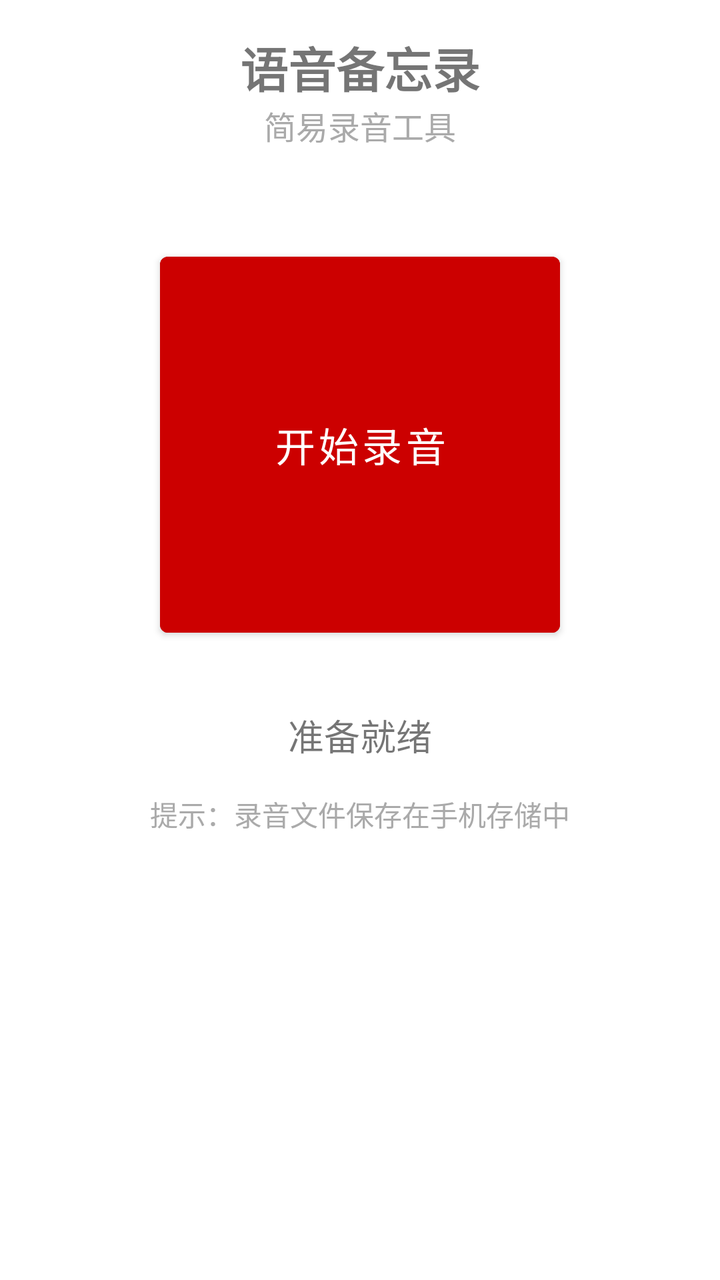
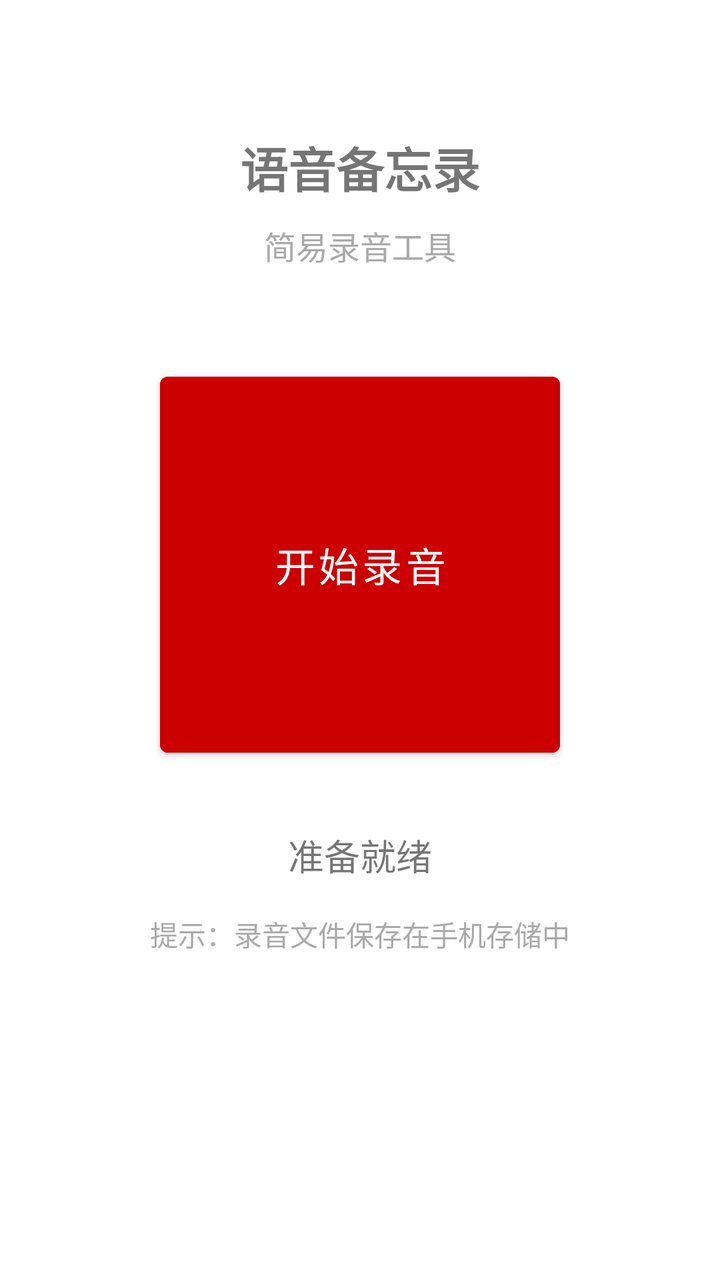

Compare the two renders of this Android layout. The source of the first and the diff that turns it into the second are given below.
<!-- AndroidManifest.xml: activity theme Theme.StealthRecorder.NoActionBar -->
<!-- res/layout/activity_main.xml -->
<?xml version="1.0" encoding="utf-8"?>
<androidx.constraintlayout.widget.ConstraintLayout xmlns:android="http://schemas.android.com/apk/res/android"
    xmlns:app="http://schemas.android.com/apk/res-auto"
    xmlns:tools="http://schemas.android.com/tools"
    android:layout_width="match_parent"
    android:layout_height="match_parent"
    android:padding="16dp"
    tools:context=".MainActivity">

    <TextView
        android:id="@+id/titleText"
        android:layout_width="wrap_content"
        android:layout_height="wrap_content"
        android:text="语音备忘录"
        android:textSize="24sp"
        android:textStyle="bold"
        app:layout_constraintEnd_toEndOf="parent"
        app:layout_constraintStart_toStartOf="parent"
        app:layout_constraintTop_toTopOf="parent" />

    <TextView
        android:id="@+id/subtitleText"
        android:layout_width="wrap_content"
        android:layout_height="wrap_content"
        android:text="简易录音工具"
        android:textSize="16sp"
        android:textColor="@android:color/darker_gray"
        app:layout_constraintEnd_toEndOf="parent"
        app:layout_constraintStart_toStartOf="parent"
        app:layout_constraintTop_toBottomOf="@+id/titleText" />

    <Button
        android:id="@+id/recordButton"
        android:layout_width="200dp"
        android:layout_height="200dp"
        android:text="开始录音"
        android:textSize="20sp"
        android:backgroundTint="@android:color/holo_red_dark"
        android:layout_marginTop="48dp"
        app:layout_constraintEnd_toEndOf="parent"
        app:layout_constraintStart_toStartOf="parent"
        app:layout_constraintTop_toBottomOf="@+id/subtitleText" />

    <TextView
        android:id="@+id/statusText"
        android:layout_width="wrap_content"
        android:layout_height="wrap_content"
        android:text="准备就绪"
        android:textSize="18sp"
        android:layout_marginTop="32dp"
        app:layout_constraintEnd_toEndOf="parent"
        app:layout_constraintStart_toStartOf="parent"
        app:layout_constraintTop_toBottomOf="@+id/recordButton" />

    <TextView
        android:id="@+id/hintText"
        android:layout_width="wrap_content"
        android:layout_height="wrap_content"
        android:text="提示：录音文件保存在手机存储中"
        android:textSize="14sp"
        android:textColor="@android:color/darker_gray"
        android:layout_marginTop="16dp"
        app:layout_constraintEnd_toEndOf="parent"
        app:layout_constraintStart_toStartOf="parent"
        app:layout_constraintTop_toBottomOf="@+id/statusText" />

</androidx.constraintlayout.widget.ConstraintLayout>
<!-- resources referenced by this layout -->
<resources>
  <style name="Theme.StealthRecorder.NoActionBar">
          <item name="windowActionBar">false</item>
          <item name="windowNoTitle">true</item>
      </style>
</resources>

<!-- the commit's change to res/layout/activity_main.xml (unified diff, before → after) -->
@@ -1,10 +1,11 @@
 <?xml version="1.0" encoding="utf-8"?>
-<androidx.constraintlayout.widget.ConstraintLayout xmlns:android="http://schemas.android.com/apk/res/android"
-    xmlns:app="http://schemas.android.com/apk/res-auto"
+<LinearLayout xmlns:android="http://schemas.android.com/apk/res/android"
     xmlns:tools="http://schemas.android.com/tools"
     android:layout_width="match_parent"
     android:layout_height="match_parent"
     android:padding="16dp"
+    android:orientation="vertical"
+    android:gravity="center_horizontal"
     tools:context=".MainActivity">
 
     <TextView
@@ -14,9 +15,7 @@
         android:text="语音备忘录"
         android:textSize="24sp"
         android:textStyle="bold"
-        app:layout_constraintEnd_toEndOf="parent"
-        app:layout_constraintStart_toStartOf="parent"
-        app:layout_constraintTop_toTopOf="parent" />
+        android:layout_marginTop="50dp" />
 
     <TextView
         android:id="@+id/subtitleText"
@@ -25,9 +24,7 @@
         android:text="简易录音工具"
         android:textSize="16sp"
         android:textColor="@android:color/darker_gray"
-        app:layout_constraintEnd_toEndOf="parent"
-        app:layout_constraintStart_toStartOf="parent"
-        app:layout_constraintTop_toBottomOf="@+id/titleText" />
+        android:layout_marginTop="10dp" />
 
     <Button
         android:id="@+id/recordButton"
@@ -36,10 +33,7 @@
         android:text="开始录音"
         android:textSize="20sp"
         android:backgroundTint="@android:color/holo_red_dark"
-        android:layout_marginTop="48dp"
-        app:layout_constraintEnd_toEndOf="parent"
-        app:layout_constraintStart_toStartOf="parent"
-        app:layout_constraintTop_toBottomOf="@+id/subtitleText" />
+        android:layout_marginTop="48dp" />
 
     <TextView
         android:id="@+id/statusText"
@@ -47,10 +41,7 @@
         android:layout_height="wrap_content"
         android:text="准备就绪"
         android:textSize="18sp"
-        android:layout_marginTop="32dp"
-        app:layout_constraintEnd_toEndOf="parent"
-        app:layout_constraintStart_toStartOf="parent"
-        app:layout_constraintTop_toBottomOf="@+id/recordButton" />
+        android:layout_marginTop="32dp" />
 
     <TextView
         android:id="@+id/hintText"
@@ -59,9 +50,6 @@
         android:text="提示：录音文件保存在手机存储中"
         android:textSize="14sp"
         android:textColor="@android:color/darker_gray"
-        android:layout_marginTop="16dp"
-        app:layout_constraintEnd_toEndOf="parent"
-        app:layout_constraintStart_toStartOf="parent"
-        app:layout_constraintTop_toBottomOf="@+id/statusText" />
+        android:layout_marginTop="16dp" />
 
-</androidx.constraintlayout.widget.ConstraintLayout>
+</LinearLayout>
